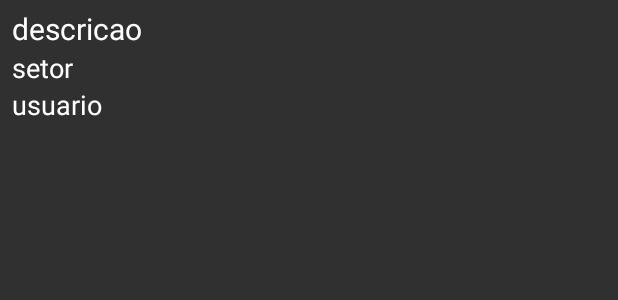
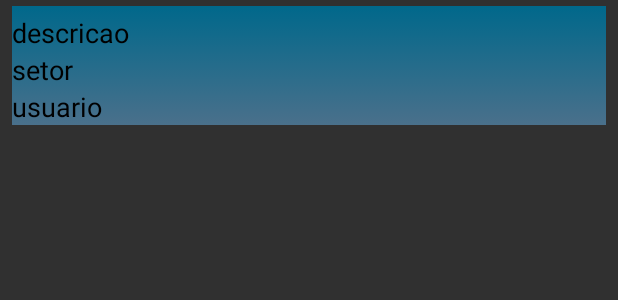
Before and after one commit to lscon/OSApp, an Android app: the layout item_chamado.xml on its own in the app's theme, with its tools: preview values and no code run, on a phone screen of 412 x 824 dp. Shown: the top 300 px of the screen. Run offline under Robolectric (Android 15) with nearby library versions, the phone set to English and light mode, and no system bars.

Commit message:
Ajustando layouts e corrigindo erros

```diff
--- a/app/src/main/java/br/edu/iff/pooa20172/osapp/model/Chamado.java
+++ b/app/src/main/java/br/edu/iff/pooa20172/osapp/model/Chamado.java
@@ -10,6 +10,8 @@ public class Chamado {
 
     public Chamado(String descricao, String categoria, String setor, String usuario, String dataRegistro) {
         this.descricao = descricao;
+        this.categoria = categoria;
+        this.setor = setor;
         this.usuario = usuario;
         this.dataRegistro = dataRegistro;
     }
--- a/app/src/main/res/drawable/gradient_background.xml
+++ b/app/src/main/res/drawable/gradient_item_chamado.xml
@@ -2,7 +2,7 @@
 <selector xmlns:android="http://schemas.android.com/apk/res/android">
     <item>
         <shape>
-            <gradient android:angle="90" android:endColor="#00CED1"  android:startColor="#4682B4" android:type="linear" />
+            <gradient android:angle="90" android:endColor="#00688B"  android:startColor="#4A708B" android:type="linear" />
         </shape>
     </item>
 </selector>
--- a/app/src/main/res/layout/item_chamado.xml
+++ b/app/src/main/res/layout/item_chamado.xml
@@ -1,6 +1,9 @@
 <?xml version="1.0" encoding="utf-8"?>
 <android.support.constraint.ConstraintLayout
-    xmlns:android="http://schemas.android.com/apk/res/android" android:layout_width="match_parent"
+    xmlns:android="http://schemas.android.com/apk/res/android"
+    xmlns:app="http://schemas.android.com/apk/res-auto"
+    xmlns:tools="http://schemas.android.com/tools"
+    android:layout_width="match_parent"
     android:layout_height="match_parent" >
 
     <LinearLayout
@@ -9,8 +12,12 @@
         android:layout_gravity="right"
         android:layout_marginEnd="8dp"
         android:layout_marginStart="8dp"
-        android:layout_marginTop="8dp"
-        android:orientation="vertical" >
+        android:layout_marginTop="4dp"
+        android:background="@drawable/gradient_item_chamado"
+        android:orientation="vertical"
+        app:layout_constraintEnd_toEndOf="parent"
+        app:layout_constraintStart_toStartOf="parent"
+        app:layout_constraintTop_toTopOf="parent">
 
         <TextView
             android:id="@+id/tvDescricao"
@@ -19,7 +26,8 @@
             android:layout_marginTop="5dp"
             android:text="descricao"
             android:textAppearance="@style/TextAppearance.AppCompat"
-            android:textSize="20sp" />
+            android:textColor="@android:color/black"
+            android:textSize="18sp" />
 
         <TextView
             android:id="@+id/tvSetor"
@@ -27,6 +35,7 @@
             android:layout_height="wrap_content"
             android:text="setor"
             android:textAppearance="@style/TextAppearance.AppCompat"
+            android:textColor="@android:color/black"
             android:textSize="18sp" />
 
         <TextView
@@ -35,6 +44,7 @@
             android:layout_height="wrap_content"
             android:text="usuario"
             android:textAppearance="@style/TextAppearance.AppCompat"
+            android:textColor="@android:color/black"
             android:textSize="18sp" />
     </LinearLayout>
 
--- a/app/src/main/res/values/colors.xml
+++ b/app/src/main/res/values/colors.xml
@@ -3,5 +3,4 @@
     <color name="colorPrimary">#3F51B5</color>
     <color name="colorPrimaryDark">#303F9F</color>
     <color name="colorAccent">#FF4081</color>
-    <color name="branco">#FFFFFF</color>
 </resources>
```
Also changed, not shown: app/src/main/java/br/edu/iff/pooa20172/osapp/activity/ActivityDetalhe.java (+17 -0 lines), app/src/main/java/br/edu/iff/pooa20172/osapp/activity/ActivityPrincipal.java (+40 -0 lines), app/src/main/java/br/edu/iff/pooa20172/osapp/adapter/ChamadoAdapter.java (+6 -6 lines), app/src/main/res/layout/activity_detalhe.xml (+55 -0 lines), app/src/main/res/layout/activity_principal.xml (+5 -4 lines).
